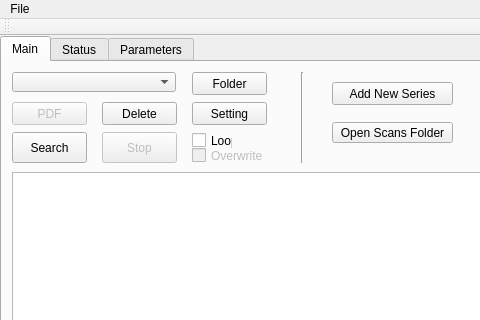
Above: src/mainwindow.ui from BadamBoum/GestionScans before the change; both pictures show x 0 to 480 and y 0 to 320 of the 632 by 412 pixel window. Below: the same form after it.
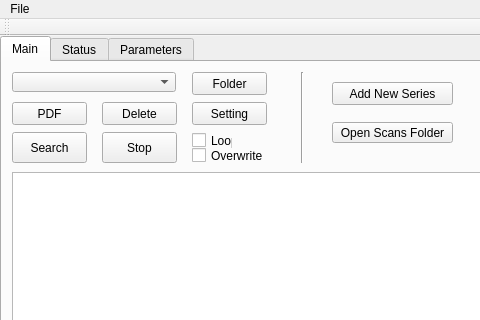
That is the form after the change.

The edit to the form file:
```diff
--- a/src/mainwindow.ui
+++ b/src/mainwindow.ui
@@ -87,7 +87,7 @@
      </widget>
      <widget class="QPushButton" name="Tab1PDF">
       <property name="enabled">
-       <bool>false</bool>
+       <bool>true</bool>
       </property>
       <property name="geometry">
        <rect>
@@ -193,9 +193,6 @@
       </property>
      </widget>
      <widget class="QCheckBox" name="Overwrite">
-      <property name="enabled">
-       <bool>false</bool>
-      </property>
       <property name="geometry">
        <rect>
         <x>190</x>
@@ -209,9 +206,6 @@
       </property>
      </widget>
      <widget class="QPushButton" name="Tab1Stop">
-      <property name="enabled">
-       <bool>false</bool>
-      </property>
       <property name="geometry">
        <rect>
         <x>100</x>
```
Left out of the diff: 4 changed lines with no effect on the pictures.
